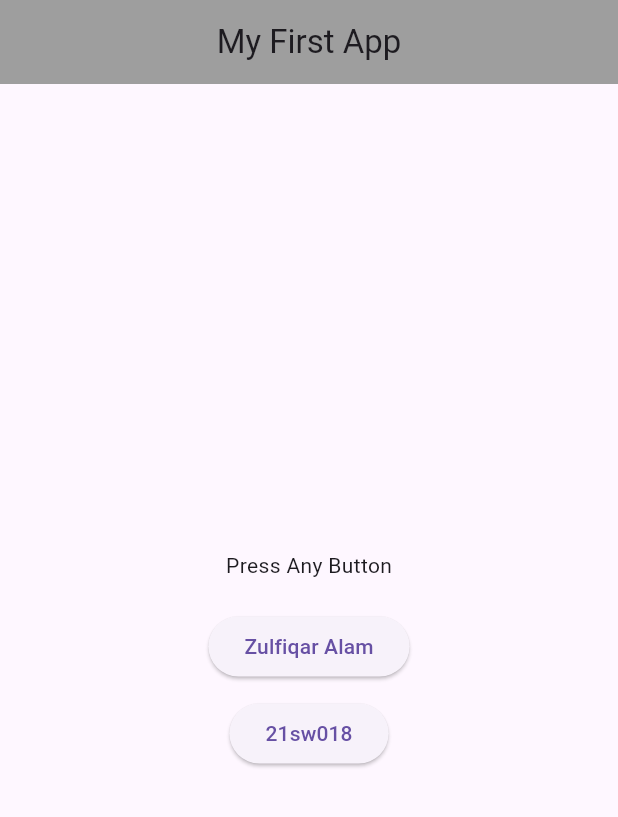
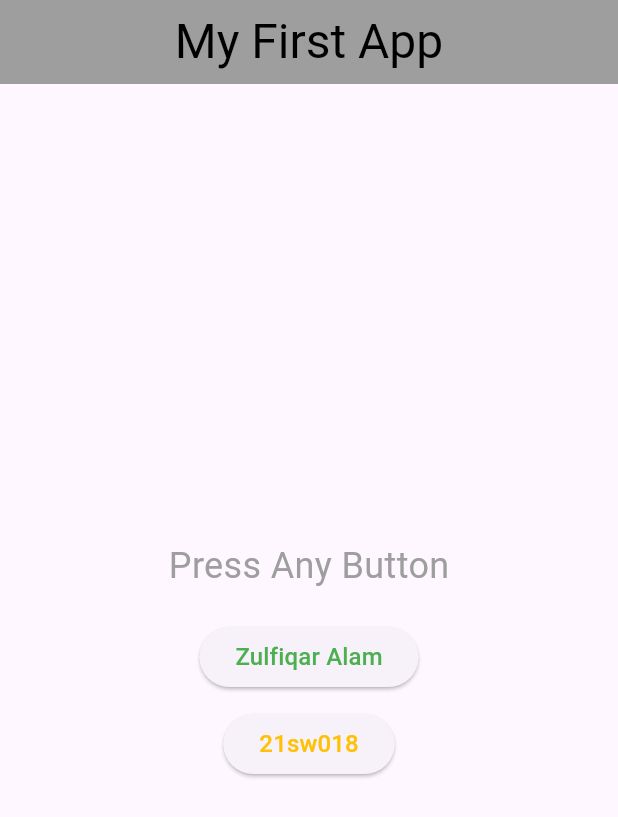
Before and after one commit to ZulfiqarAlam18/flutter_practice, a Flutter app: the screen it shows after launch, on a phone screen of 412 x 824 dp. Shown: the top 817 px of the screen. Run offline on Flutter 3.47's test engine with Material 3 defaults, Android fonts, the light colour scheme and no system bars.

Commit message:
played with text styling

```diff
--- a/first_project/lib/main.dart
+++ b/first_project/lib/main.dart
@@ -44,7 +44,10 @@
     return Scaffold(
       appBar: AppBar(
         title: const Center(
-          child: Text("My First App"),
+          child: Text(
+            "My First App",
+            style: TextStyle(color: Colors.black, fontSize: 32),
+          ),
         ),
         backgroundColor: Colors.grey,
       ),
@@ -52,16 +55,19 @@
         child: Column(
           mainAxisAlignment: MainAxisAlignment.center,
           children: [
-            const Text("Press Any Button"),
+            const Text(
+              "Press Any Button",
+              style: TextStyle(color: Colors.grey, fontSize: 24),
+            ),
             const SizedBox(height: 20),
             ElevatedButton(
               onPressed: _showName,
-              child: Text(name),
+              child: Text(name,style: TextStyle(color: Colors.green,fontSize: 16),),
             ),
             const SizedBox(height: 10),
             ElevatedButton(
               onPressed: _showRollNo,
-              child: Text(rollNo),
+              child: Text(rollNo, style: TextStyle(color: Colors.amber,fontSize: 16)),
             ),
           ],
         ),
```
